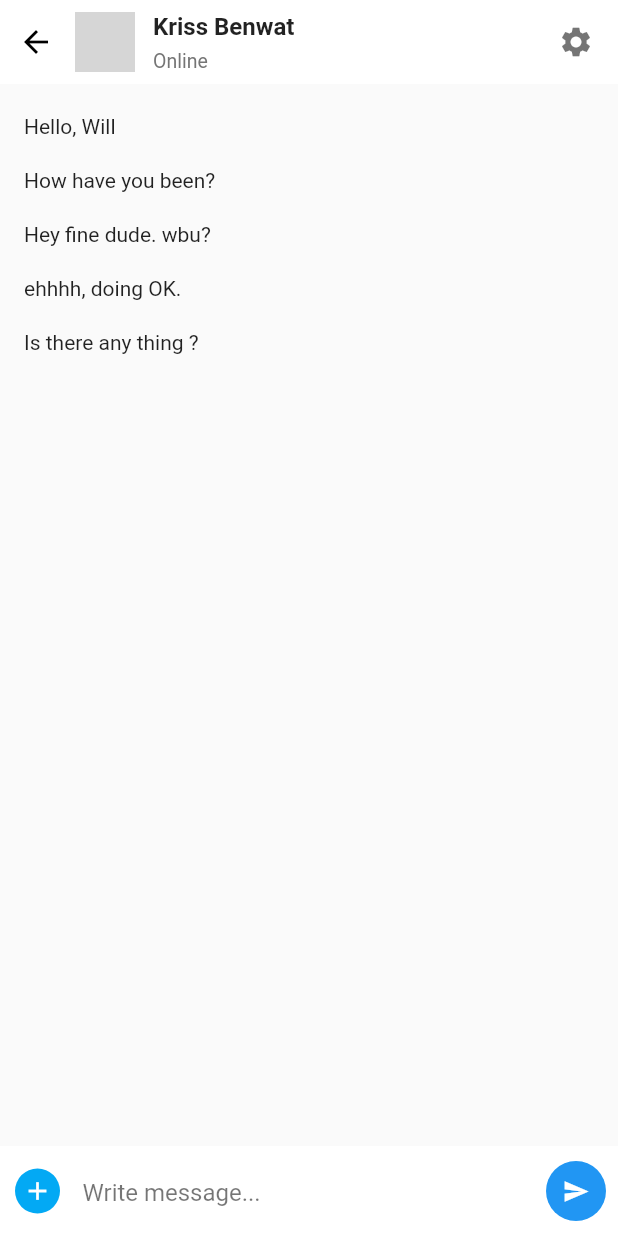
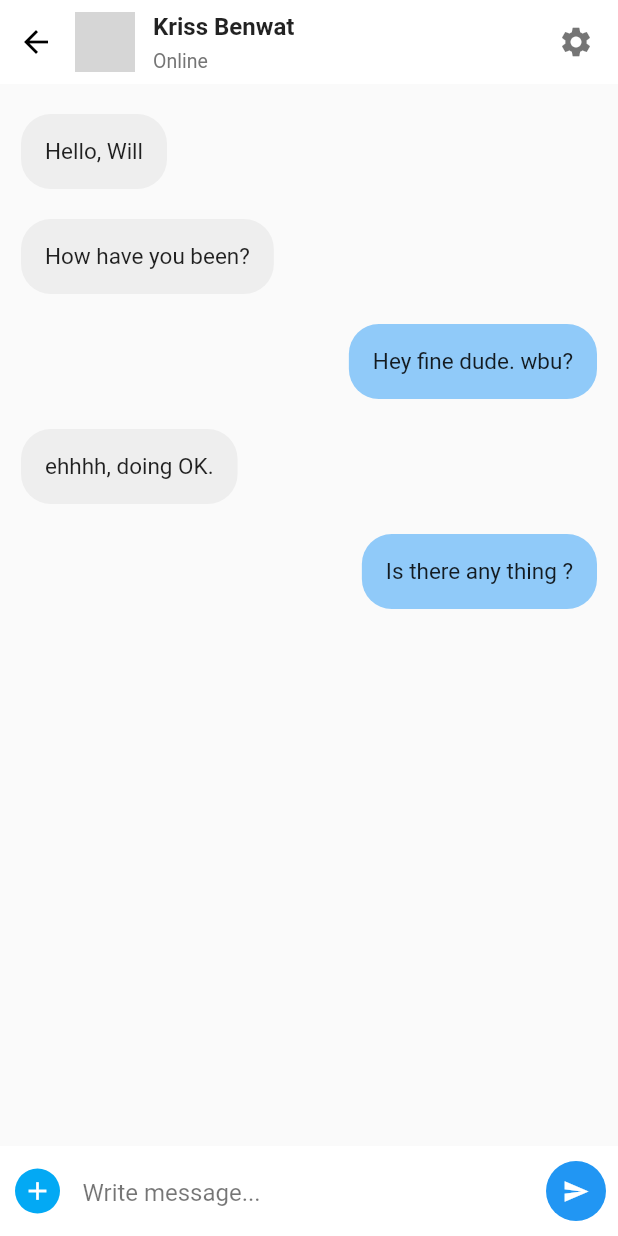
Before and after one commit to RakhimBek/android-word-pairs, a Flutter app: the ChatDetailPage screen opened directly, on a phone screen of 412 x 824 dp. Run offline on Flutter 3.47's test engine with Material 2 defaults, Android fonts, the light colour scheme and no system bars; network calls fail; grey boxes are pictures that could not be loaded.

Commit message:
ChatDetail MessageList: alignment based on direction

```diff
--- a/lib/screens/chat_detail_page.dart
+++ b/lib/screens/chat_detail_page.dart
@@ -88,8 +88,25 @@ class _ChatDetailPageState extends State<ChatDetailPage> {
             itemBuilder: (context, index) {
               return Container(
                 padding:
-                    EdgeInsets.only(left: 16, right: 16, top: 10, bottom: 10),
-                child: Text(messages[index].messageContent),
+                    EdgeInsets.only(left: 14, right: 14, top: 10, bottom: 10),
+                child: Align(
+                  alignment: (messages[index].messageType == "receiver"
+                      ? Alignment.topLeft
+                      : Alignment.topRight),
+                  child: Container(
+                    decoration: BoxDecoration(
+                      borderRadius: BorderRadius.circular(20),
+                      color: (messages[index].messageType == "receiver"
+                          ? Colors.grey.shade200
+                          : Colors.blue[200]),
+                    ),
+                    padding: EdgeInsets.all(16),
+                    child: Text(
+                      messages[index].messageContent,
+                      style: TextStyle(fontSize: 15),
+                    ),
+                  ),
+                ),
               );
             },
           ),
```
